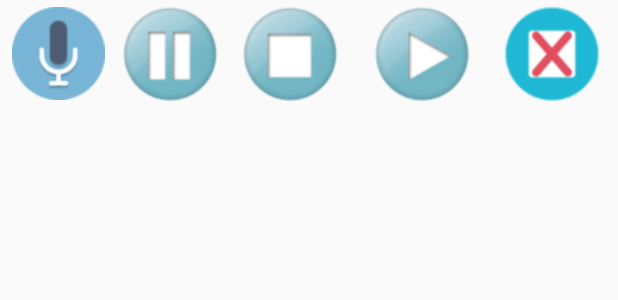
After one commit to Fengerking/bangNote, an Android app: the layout note_audio_edit.xml on its own in the app's theme, with its tools: preview values and no code run, on a phone screen of 412 x 824 dp. The commit adds this screen. Shown: the top 300 px of the screen. Run offline under Robolectric (Android 15) with nearby library versions, the phone set to English and light mode, and no system bars.

Commit message:
add the audio files.

```diff
--- a/app/src/main/AndroidManifest.xml
+++ b/app/src/main/AndroidManifest.xml
@@ -54,7 +54,7 @@
             android:theme="@style/FullscreenTheme"
             android:screenOrientation="portrait">
             <intent-filter>
-                <action android:name="android.intent.action.MAIN" />
+
                 <category android:name="android.intent.category.LAUNCHER" />
             </intent-filter>
         </activity>
@@ -62,6 +62,7 @@
             android:name=".MainActivity"
             android:screenOrientation="portrait">
             <intent-filter>
+                <action android:name="android.intent.action.MAIN" />
                 <category android:name="android.intent.category.LAUNCHER" />
             </intent-filter>
         </activity>
--- a/app/src/main/java/com/wyhwl/bangnote/MainActivity.java
+++ b/app/src/main/java/com/wyhwl/bangnote/MainActivity.java
@@ -10,10 +10,12 @@ import android.os.Bundle;
 import android.view.View;
 import android.widget.Button;
 import android.widget.Toast;
+import android.widget.RelativeLayout;
 import android.content.Intent;
 
 public class MainActivity extends AppCompatActivity {
     private Button              m_btnTest = null;
+    private noteAudioEditView   m_layAudio = null;
 
     @Override
     protected void onCreate(Bundle savedInstanceState) {
@@ -34,6 +36,10 @@ public class MainActivity extends AppCompatActivity {
                 startActivity(intent);
             }
         });
+
+        RelativeLayout layMain = (RelativeLayout)findViewById(R.id.layMain);
+        m_layAudio = new noteAudioEditView(this);
+        layMain.addView(m_layAudio);
     }
 
 
--- a/app/src/main/res/layout/activity_main.xml
+++ b/app/src/main/res/layout/activity_main.xml
@@ -12,6 +12,7 @@
         android:id="@+id/layMain"
         android:layout_width="match_parent"
         android:layout_height="match_parent">
+
     <Button
         android:id="@+id/btnTest"
         android:layout_width="wrap_content"
--- /dev/null
+++ b/app/src/main/res/layout/note_audio_edit.xml
@@ -0,0 +1,49 @@
+<?xml version="1.0" encoding="utf-8"?>
+<LinearLayout
+    xmlns:android="http://schemas.android.com/apk/res/android"
+    android:orientation="horizontal"
+    android:layout_width="fill_parent"
+    android:layout_height="wrap_content">
+
+    <ImageButton
+        android:id="@+id/btnAudioStart"
+        android:layout_width="62dp"
+        android:layout_height="62dp"
+        android:layout_gravity="center_vertical"
+        android:layout_marginLeft="8dp"
+        android:background="@drawable/note_audio_start"/>
+
+    <ImageButton
+        android:id="@+id/btnAudioPause"
+        android:layout_width="72dp"
+        android:layout_height="72dp"
+        android:layout_marginLeft="8dp"
+        android:layout_gravity="center_vertical"
+        android:background="@drawable/note_audio_pause"/>
+
+    <ImageButton
+        android:id="@+id/btnAudioStop"
+        android:layout_width="72dp"
+        android:layout_height="72dp"
+        android:layout_marginLeft="8dp"
+        android:layout_gravity="center_vertical"
+        android:background="@drawable/note_audio_stop"/>
+
+
+    <ImageButton
+        android:id="@+id/btnAudioPlay"
+        android:layout_width="72dp"
+        android:layout_height="72dp"
+        android:layout_marginLeft="16dp"
+        android:layout_gravity="center_vertical"
+        android:background="@drawable/note_audio_play"/>
+
+    <ImageButton
+        android:id="@+id/btnAudioDelete"
+        android:layout_width="68dp"
+        android:layout_height="68dp"
+        android:layout_marginLeft="16dp"
+        android:layout_gravity="center_vertical"
+        android:background="@drawable/note_audio_cancel"/>
+
+</LinearLayout>
```
Also changed, not shown: app/src/main/java/com/wyhwl/bangnote/dataNoteItem.java (+30 -4 lines), app/src/main/java/com/wyhwl/bangnote/noteAudioEditView.java (added, +68 -0 lines), app/src/main/java/com/wyhwl/bangnote/noteAudioPlayView.java (added, +42 -0 lines), app/src/main/java/com/wyhwl/bangnote/noteConfig.java (+13 -0 lines), app/src/main/res/layout/note_audio_play.xml (added, +17 -0 lines), app/src/main/res/drawable/note_audio_cancel.png (added), app/src/main/res/drawable/note_audio_pause.png (added), app/src/main/res/drawable/note_audio_play.png (added), app/src/main/res/drawable/note_audio_start.png (added), app/src/main/res/drawable/note_audio_stop.png (added), 2 other files.
